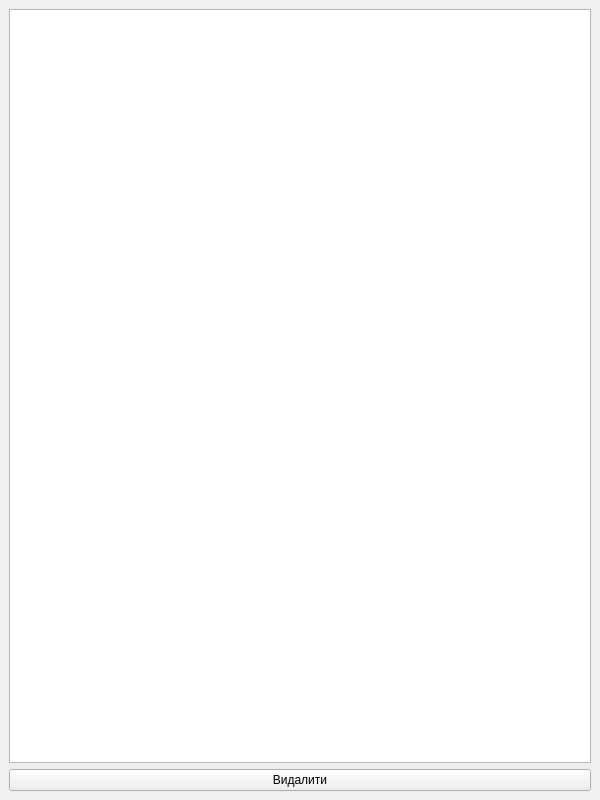
Vakulex/CourseWork, file PhotoJournalistAdminPanel/DeleteServices/deleteservices.ui: the form before one commit.
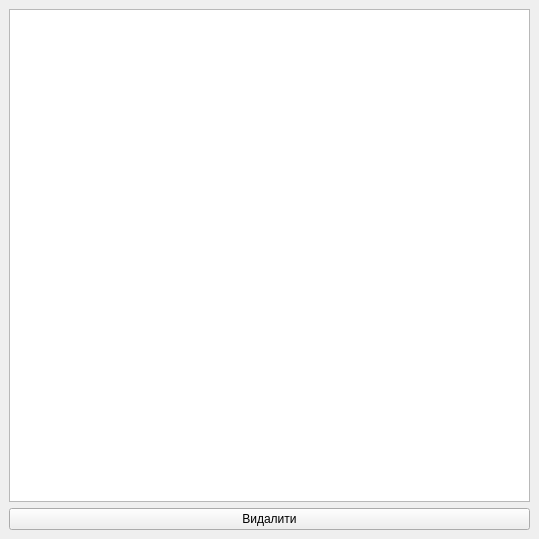
The form after the commit.

Diff of the .ui file:
```diff
--- a/PhotoJournalistAdminPanel/DeleteServices/deleteservices.ui
+++ b/PhotoJournalistAdminPanel/DeleteServices/deleteservices.ui
@@ -6,20 +6,20 @@
    <rect>
     <x>0</x>
     <y>0</y>
-    <width>600</width>
-    <height>800</height>
+    <width>539</width>
+    <height>539</height>
    </rect>
   </property>
   <property name="minimumSize">
    <size>
-    <width>600</width>
-    <height>800</height>
+    <width>0</width>
+    <height>0</height>
    </size>
   </property>
   <property name="maximumSize">
    <size>
-    <width>600</width>
-    <height>800</height>
+    <width>16777215</width>
+    <height>16777215</height>
    </size>
   </property>
   <property name="windowTitle">
```
